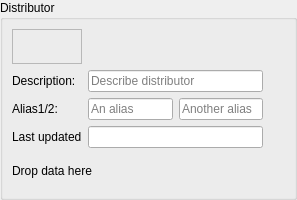
Above: src/blackgui/editors/distributorform.ui from swift-project/pilotclient before the change. Below: the same form after it.
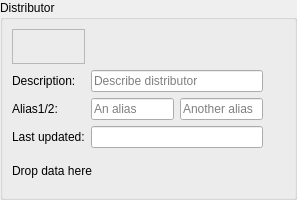
That is the form after the change. Custom widgets are drawn as their Qt base class.

```diff
--- a/src/blackgui/editors/distributorform.ui
+++ b/src/blackgui/editors/distributorform.ui
@@ -72,7 +72,7 @@
       <item row="3" column="0">
        <widget class="QLabel" name="lbl_Timestamp">
         <property name="text">
-         <string>Last updated</string>
+         <string>Last updated:</string>
         </property>
        </widget>
       </item>
```
